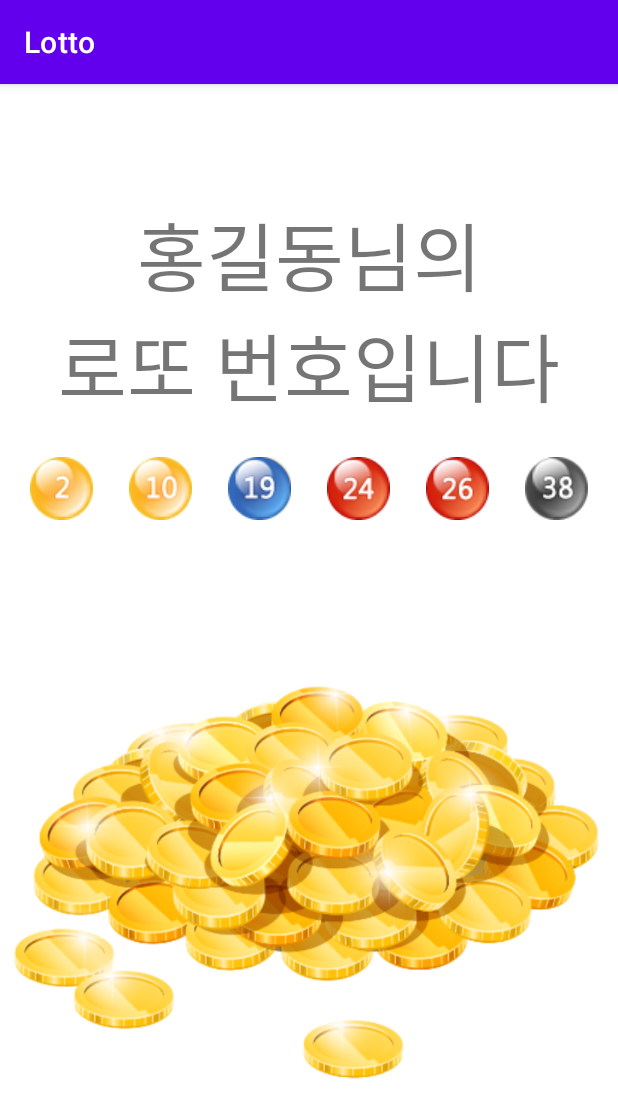
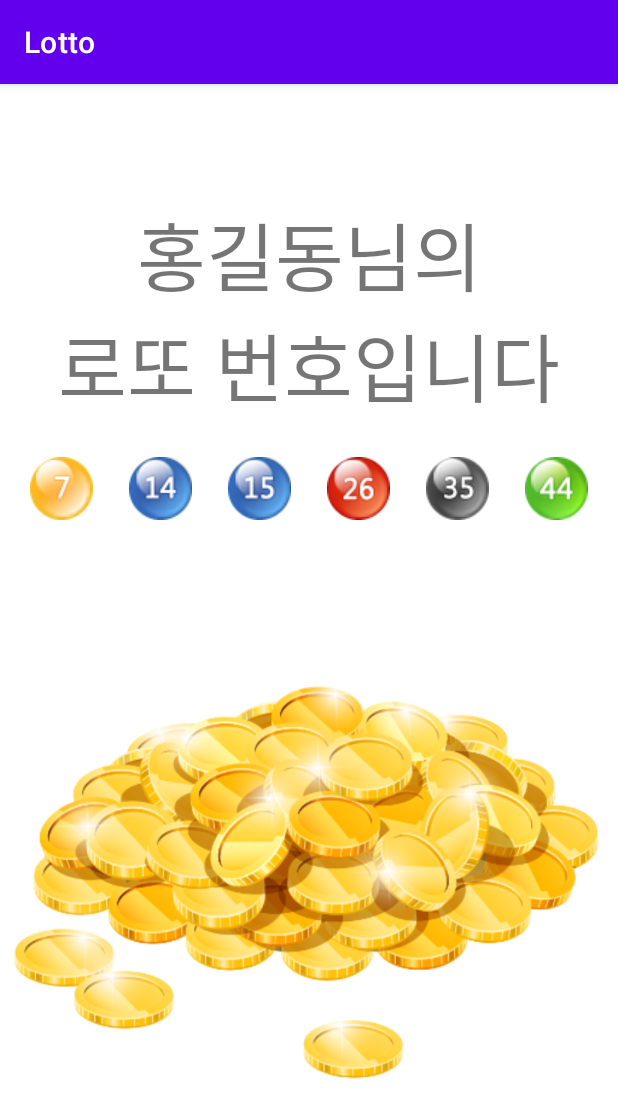
Before and after one commit to koolunkle/ICox_LottoSimulator, an Android app: the NameActivity screen opened directly, with no data from a screen before it, after a tap on "번호 생성", on a phone screen of 412 x 824 dp. Shown: the top 1118 px of the screen. Run offline under Robolectric (Android 15) with nearby library versions, the phone set to English and light mode, and no system bars; our stand-ins replace data binding.

Commit message:
매일 다른 로또 번호 생성

```diff
--- a/app/src/main/java/com/icox/lotto/NameActivity.kt
+++ b/app/src/main/java/com/icox/lotto/NameActivity.kt
@@ -4,6 +4,9 @@ import android.content.Intent
 import android.os.Bundle
 import androidx.databinding.DataBindingUtil
 import com.icox.lotto.databinding.ActivityNameBinding
+import java.text.SimpleDateFormat
+import java.util.*
+import kotlin.collections.ArrayList
 import kotlin.random.Random
 
 class NameActivity : BaseActivity() {
@@ -22,7 +25,8 @@ class NameActivity : BaseActivity() {
         for (number in 1..45) {
             list.add(number)
         }
-        list.shuffle(Random(name.hashCode().toLong()))
+        val targetString = SimpleDateFormat("yyyy-MM-dd", Locale.KOREA).format(Date()) + name
+        list.shuffle(Random(targetString.hashCode().toLong()))
         return list.subList(0, 6)
     }
 
```
